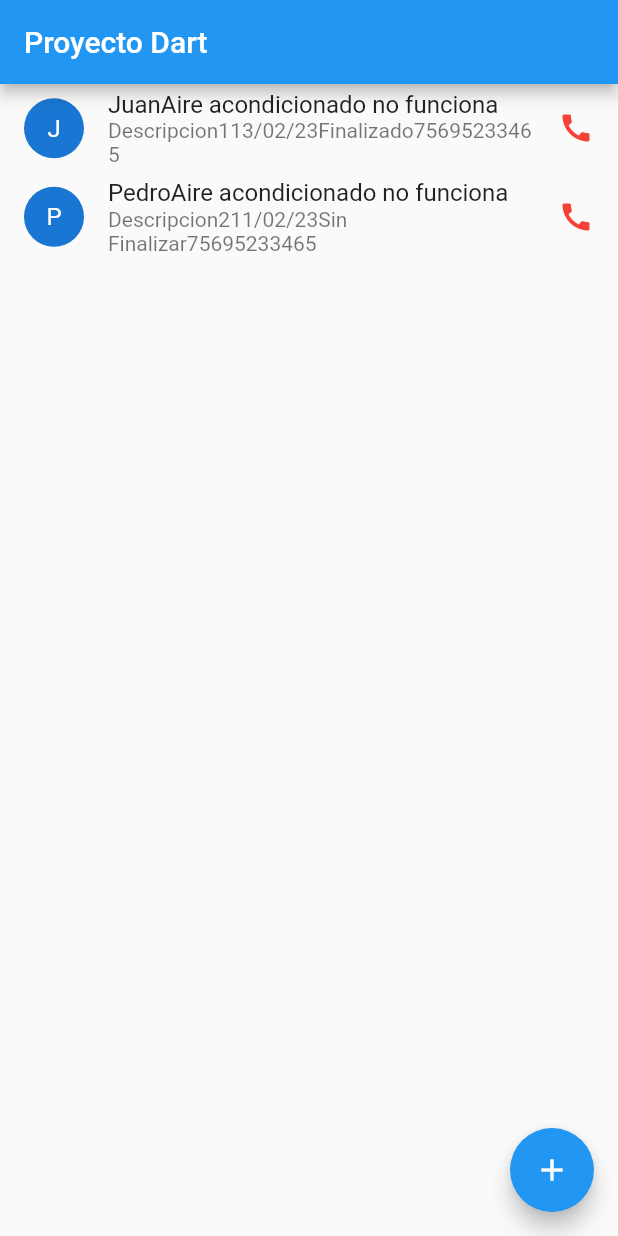
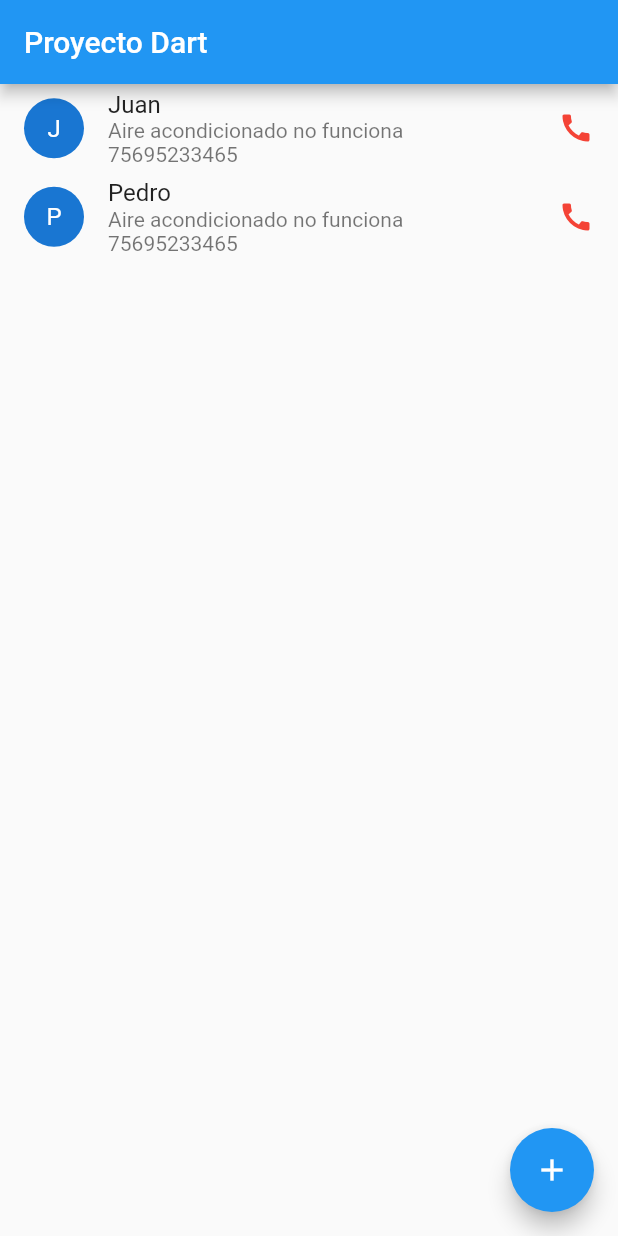
Before and after one commit to brunoulis/projectoPmdmBrunoLuisVazquezPais, a Flutter app: the screen it shows after launch, on a phone screen of 412 x 824 dp. Run offline on Flutter 3.47's test engine with Material 2 defaults, Android fonts, the phone set to English and light mode, and no system bars.

Commit message:
15/02/23

```diff
--- a/projectodart/lib/myhomepage.dart
+++ b/projectodart/lib/myhomepage.dart
@@ -38,8 +38,8 @@ class _MyHomePage extends State<MyHomePage> {
         return ListTile(
           onTap: () {},
           onLongPress: (){},
-          title: Text(clientes[index].nombre+""+clientes[index].problema),
-          subtitle: Text(clientes[index].descripcion+""+clientes[index].fecha+""+clientes[index].estado+""+clientes[index].telefono),
+          title: Text(clientes[index].nombre),
+          subtitle: Text(clientes[index].problema+" "+clientes[index].telefono),
           leading: CircleAvatar(
             child: Text(clientes[index].nombre.substring(0, 1)),
           ),
```
